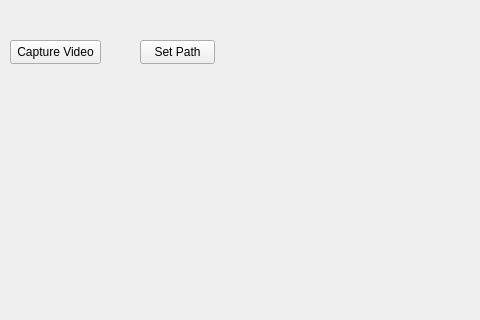
The window that mainwindow.ui (Nachos-mic/Aplikacja_Strumienie_Wideo) describes before a commit, drawn with Qt 5; both pictures show x 320 to 800 and y 0 to 320 of the 800 by 600 pixel window.
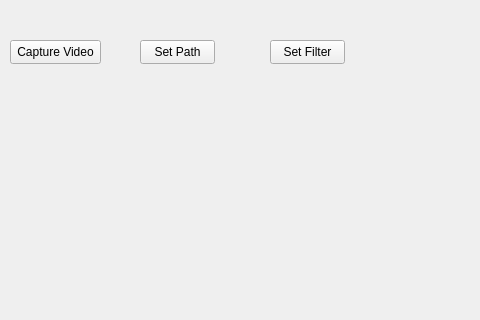
The same window after the commit.

Patch:
```diff
--- a/mainwindow.ui
+++ b/mainwindow.ui
@@ -76,6 +76,19 @@
      <string>Video</string>
     </property>
    </widget>
+   <widget class="QPushButton" name="filterButton">
+    <property name="geometry">
+     <rect>
+      <x>590</x>
+      <y>40</y>
+      <width>75</width>
+      <height>24</height>
+     </rect>
+    </property>
+    <property name="text">
+     <string>Set Filter</string>
+    </property>
+   </widget>
   </widget>
   <widget class="QMenuBar" name="menubar">
    <property name="geometry">
```
